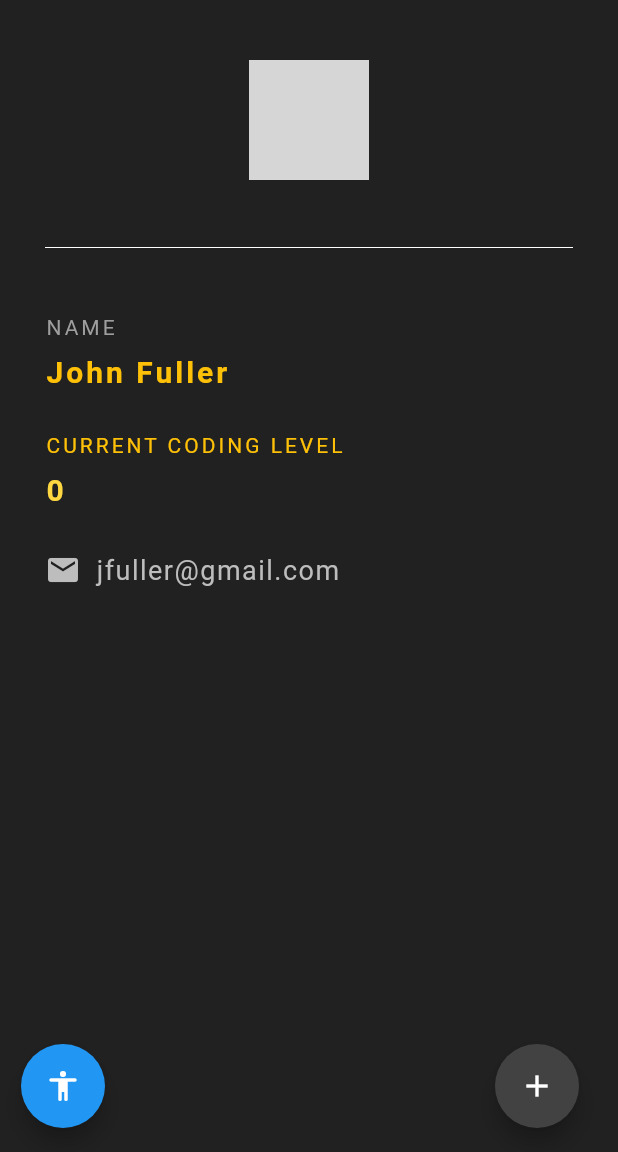
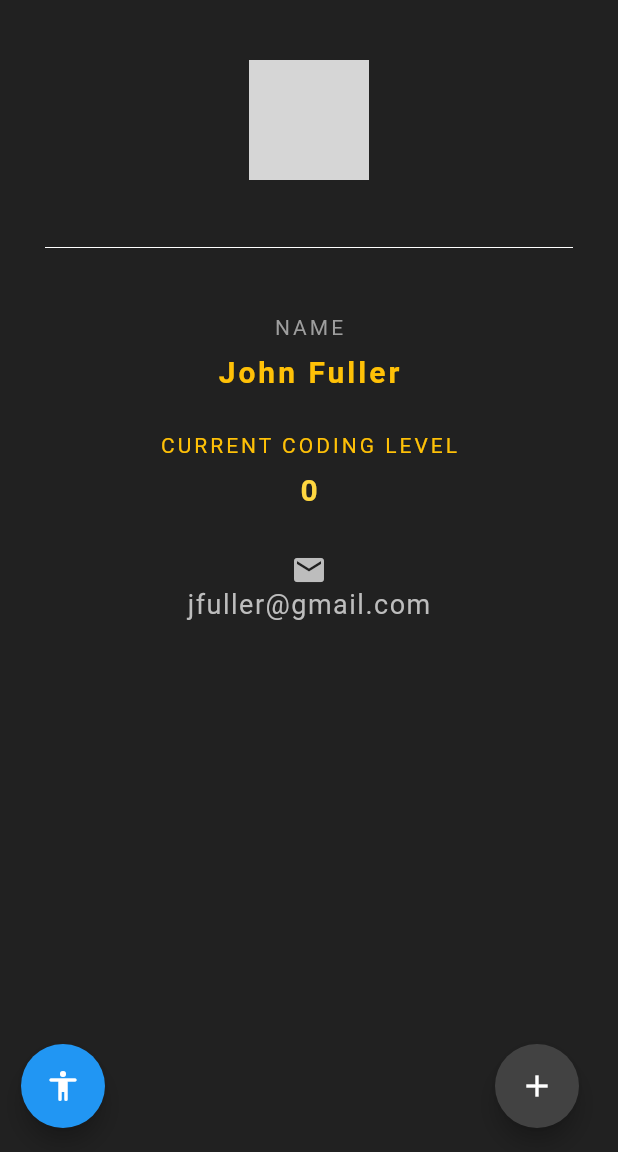
Before and after one commit to JohnFull30/ID_Card, a Flutter app: the screen it shows after launch, on a phone screen of 412 x 824 dp, the part 84-1236 px from its top. Run offline on Flutter 3.47's test engine with Material 2 defaults, Android fonts, the phone set to English and light mode, and no system bars; grey boxes are pictures that could not be loaded.

Commit message:
moved body to center

```diff
--- a/lib/main.dart
+++ b/lib/main.dart
@@ -68,7 +68,7 @@ class _IdCardState extends State<IdCard> {
       body: Padding(
         padding: const EdgeInsets.fromLTRB(30, 40, 30, 0),
         child: Column(
-          crossAxisAlignment: CrossAxisAlignment.start,
+          crossAxisAlignment: CrossAxisAlignment.center,
           children: <Widget>[
             const Center(
               child: CircleAvatar(
@@ -117,7 +117,8 @@ class _IdCardState extends State<IdCard> {
               ),
             ),
             const SizedBox(height: 30.0,),
-            Row(
+            Column(
+              crossAxisAlignment: CrossAxisAlignment.center,
               children: <Widget>[
                 Icon(
                   Icons.email,
```
